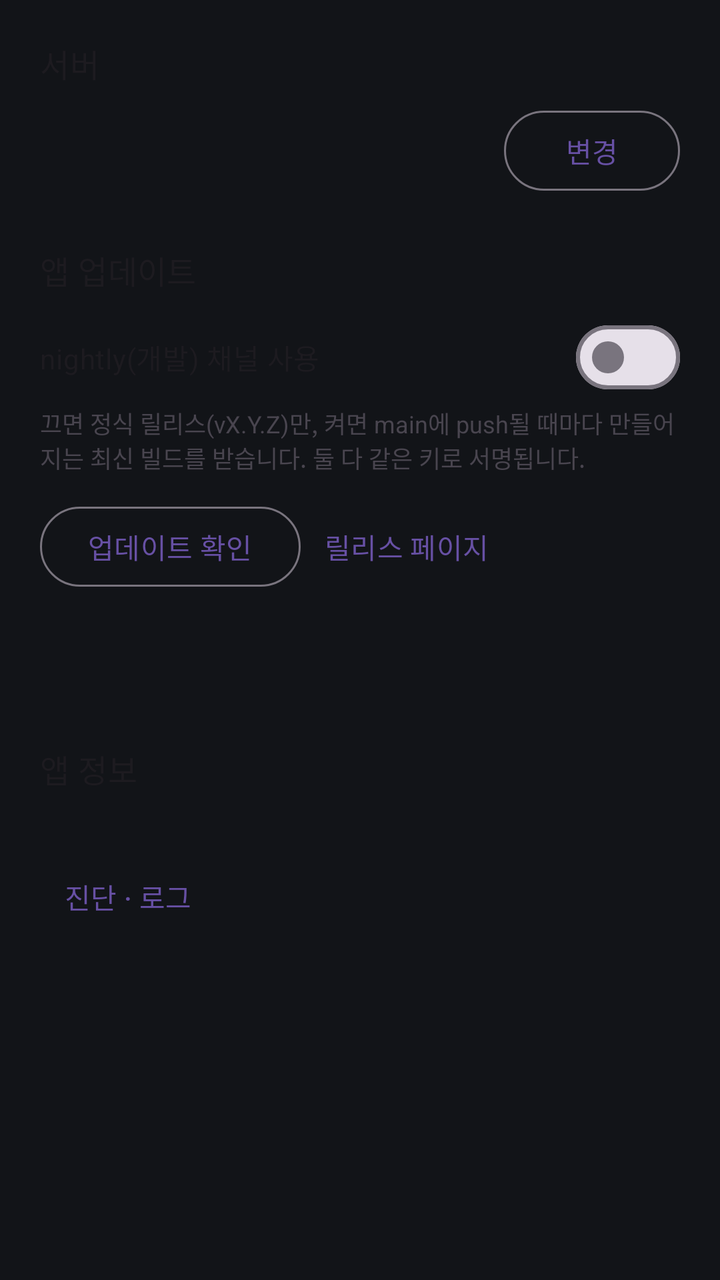
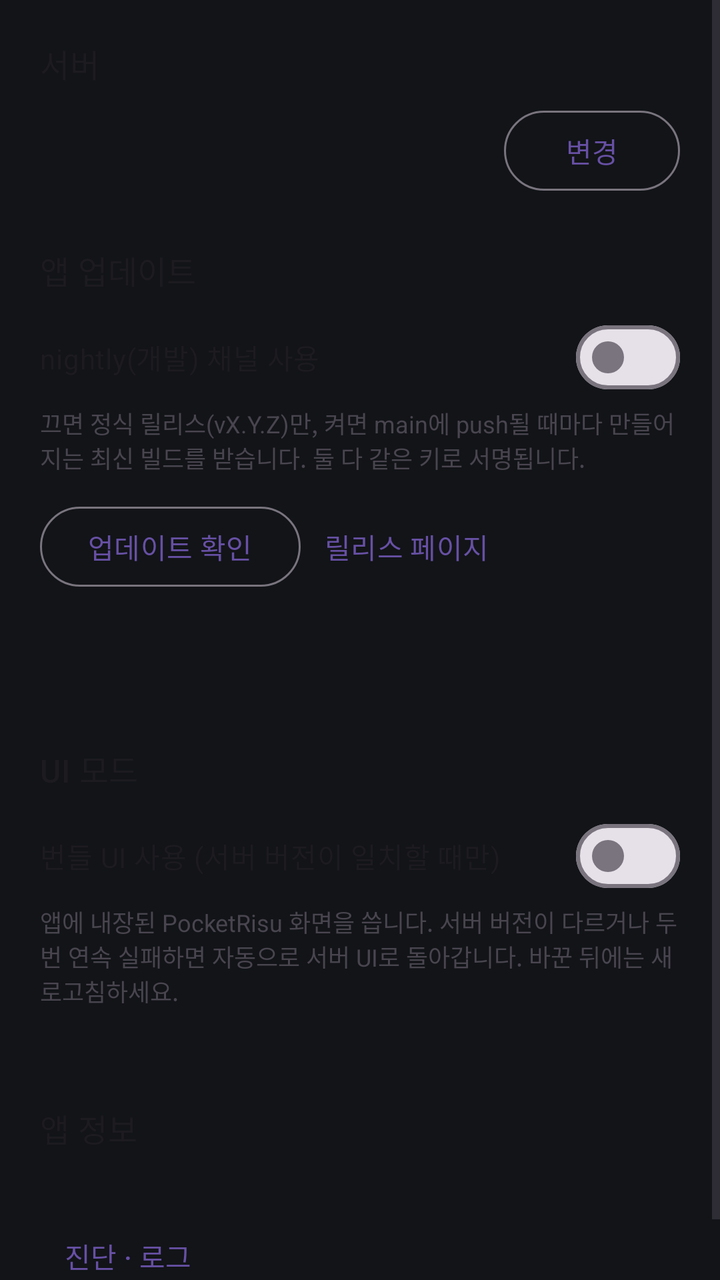

An Android layout rendered at two revisions. The XML below is the earlier revision; the diff shows what the commit changed to produce the second picture.
<!-- AndroidManifest.xml: application theme Theme.PocketRisuApp -->
<!-- res/layout/activity_settings.xml -->
<?xml version="1.0" encoding="utf-8"?>
<ScrollView xmlns:android="http://schemas.android.com/apk/res/android"
    android:layout_width="match_parent"
    android:layout_height="match_parent">

    <LinearLayout
        android:layout_width="match_parent"
        android:layout_height="wrap_content"
        android:orientation="vertical"
        android:padding="20dp">

        <TextView
            style="@style/TextAppearance.Material3.TitleMedium"
            android:layout_width="match_parent"
            android:layout_height="wrap_content"
            android:text="@string/settings_section_server" />

        <LinearLayout
            android:layout_width="match_parent"
            android:layout_height="wrap_content"
            android:layout_marginTop="8dp"
            android:gravity="center_vertical"
            android:orientation="horizontal">

            <TextView
                android:id="@+id/serverValue"
                android:layout_width="0dp"
                android:layout_height="wrap_content"
                android:layout_weight="1"
                android:fontFamily="monospace" />

            <com.google.android.material.button.MaterialButton
                android:id="@+id/serverButton"
                style="@style/Widget.Material3.Button.OutlinedButton"
                android:layout_width="wrap_content"
                android:layout_height="wrap_content"
                android:text="@string/settings_server_change" />
        </LinearLayout>

        <TextView
            style="@style/TextAppearance.Material3.TitleMedium"
            android:layout_width="match_parent"
            android:layout_height="wrap_content"
            android:layout_marginTop="24dp"
            android:text="@string/settings_section_update" />

        <com.google.android.material.materialswitch.MaterialSwitch
            android:id="@+id/nightlySwitch"
            android:layout_width="match_parent"
            android:layout_height="wrap_content"
            android:layout_marginTop="8dp"
            android:text="@string/settings_nightly" />

        <TextView
            android:layout_width="match_parent"
            android:layout_height="wrap_content"
            android:text="@string/settings_nightly_help"
            android:textColor="?android:attr/textColorSecondary"
            android:textSize="12sp" />

        <LinearLayout
            android:layout_width="match_parent"
            android:layout_height="wrap_content"
            android:layout_marginTop="12dp"
            android:gravity="center_vertical"
            android:orientation="horizontal">

            <com.google.android.material.button.MaterialButton
                android:id="@+id/checkButton"
                style="@style/Widget.Material3.Button.OutlinedButton"
                android:layout_width="wrap_content"
                android:layout_height="wrap_content"
                android:text="@string/settings_check_update" />

            <com.google.android.material.button.MaterialButton
                android:id="@+id/installButton"
                android:layout_width="wrap_content"
                android:layout_height="wrap_content"
                android:layout_marginStart="8dp"
                android:text="@string/settings_install_update"
                android:visibility="gone" />

            <com.google.android.material.button.MaterialButton
                android:id="@+id/releaseLink"
                style="@style/Widget.Material3.Button.TextButton"
                android:layout_width="wrap_content"
                android:layout_height="wrap_content"
                android:text="@string/settings_release_page" />
        </LinearLayout>

        <com.google.android.material.progressindicator.LinearProgressIndicator
            android:id="@+id/progress"
            android:layout_width="match_parent"
            android:layout_height="wrap_content"
            android:layout_marginTop="8dp"
            android:visibility="gone" />

        <TextView
            android:id="@+id/updateStatus"
            android:layout_width="match_parent"
            android:layout_height="wrap_content"
            android:layout_marginTop="8dp" />

        <TextView
            android:id="@+id/releaseNotes"
            android:layout_width="match_parent"
            android:layout_height="wrap_content"
            android:layout_marginTop="8dp"
            android:textColor="?android:attr/textColorSecondary"
            android:textSize="12sp" />

        <TextView
            style="@style/TextAppearance.Material3.TitleMedium"
            android:layout_width="match_parent"
            android:layout_height="wrap_content"
            android:layout_marginTop="24dp"
            android:text="@string/settings_section_app" />

        <TextView
            android:id="@+id/appInfo"
            android:layout_width="match_parent"
            android:layout_height="wrap_content"
            android:layout_marginTop="8dp"
            android:fontFamily="monospace"
            android:textSize="12sp" />

        <com.google.android.material.button.MaterialButton
            android:id="@+id/diagnosticsButton"
            style="@style/Widget.Material3.Button.TextButton"
            android:layout_width="wrap_content"
            android:layout_height="wrap_content"
            android:layout_marginTop="4dp"
            android:text="@string/menu_diagnostics" />
    </LinearLayout>
</ScrollView>
<!-- resources referenced by this layout -->
<resources>
  <string name="menu_diagnostics">진단 · 로그</string>
  <string name="settings_check_update">업데이트 확인</string>
  <string name="settings_install_update">다운로드 후 설치</string>
  <string name="settings_nightly">nightly(개발) 채널 사용</string>
  <string name="settings_nightly_help">끄면 정식 릴리스(vX.Y.Z)만, 켜면 main에 push될 때마다 만들어지는 최신 빌드를 받습니다. 둘 다 같은 키로 서명됩니다.</string>
  <string name="settings_release_page">릴리스 페이지</string>
  <string name="settings_section_app">앱 정보</string>
  <string name="settings_section_server">서버</string>
  <string name="settings_section_update">앱 업데이트</string>
  <string name="settings_server_change">변경</string>
  <style name="Theme.PocketRisuApp" parent="Theme.Material3.DayNight.NoActionBar">
          <item name="android:windowBackground">@color/window_background</item>
      </style>
  <color name="window_background">#121418</color>
</resources>

<!-- the commit's change to res/layout/activity_settings.xml (unified diff, before → after) -->
@@ -114,6 +114,35 @@
             android:layout_width="match_parent"
             android:layout_height="wrap_content"
             android:layout_marginTop="24dp"
+            android:text="@string/settings_section_bundle" />
+
+        <com.google.android.material.materialswitch.MaterialSwitch
+            android:id="@+id/bundleSwitch"
+            android:layout_width="match_parent"
+            android:layout_height="wrap_content"
+            android:layout_marginTop="8dp"
+            android:text="@string/settings_bundle" />
+
+        <TextView
+            android:layout_width="match_parent"
+            android:layout_height="wrap_content"
+            android:text="@string/settings_bundle_help"
+            android:textColor="?android:attr/textColorSecondary"
+            android:textSize="12sp" />
+
+        <TextView
+            android:id="@+id/bundleStatus"
+            android:layout_width="match_parent"
+            android:layout_height="wrap_content"
+            android:layout_marginTop="8dp"
+            android:fontFamily="monospace"
+            android:textSize="12sp" />
+
+        <TextView
+            style="@style/TextAppearance.Material3.TitleMedium"
+            android:layout_width="match_parent"
+            android:layout_height="wrap_content"
+            android:layout_marginTop="24dp"
             android:text="@string/settings_section_app" />
 
         <TextView
<!-- resource entries referenced after the edit -->
@@ -1,12 +1,15 @@
 <!-- resources referenced by this layout -->
 <resources>
   <string name="menu_diagnostics">진단 · 로그</string>
+  <string name="settings_bundle">번들 UI 사용 (서버 버전이 일치할 때만)</string>
+  <string name="settings_bundle_help">앱에 내장된 PocketRisu 화면을 씁니다. 서버 버전이 다르거나 두 번 연속 실패하면 자동으로 서버 UI로 돌아갑니다. 바꾼 뒤에는 새로고침하세요.</string>
   <string name="settings_check_update">업데이트 확인</string>
   <string name="settings_install_update">다운로드 후 설치</string>
   <string name="settings_nightly">nightly(개발) 채널 사용</string>
   <string name="settings_nightly_help">끄면 정식 릴리스(vX.Y.Z)만, 켜면 main에 push될 때마다 만들어지는 최신 빌드를 받습니다. 둘 다 같은 키로 서명됩니다.</string>
   <string name="settings_release_page">릴리스 페이지</string>
   <string name="settings_section_app">앱 정보</string>
+  <string name="settings_section_bundle">UI 모드</string>
   <string name="settings_section_server">서버</string>
   <string name="settings_section_update">앱 업데이트</string>
   <string name="settings_server_change">변경</string>
